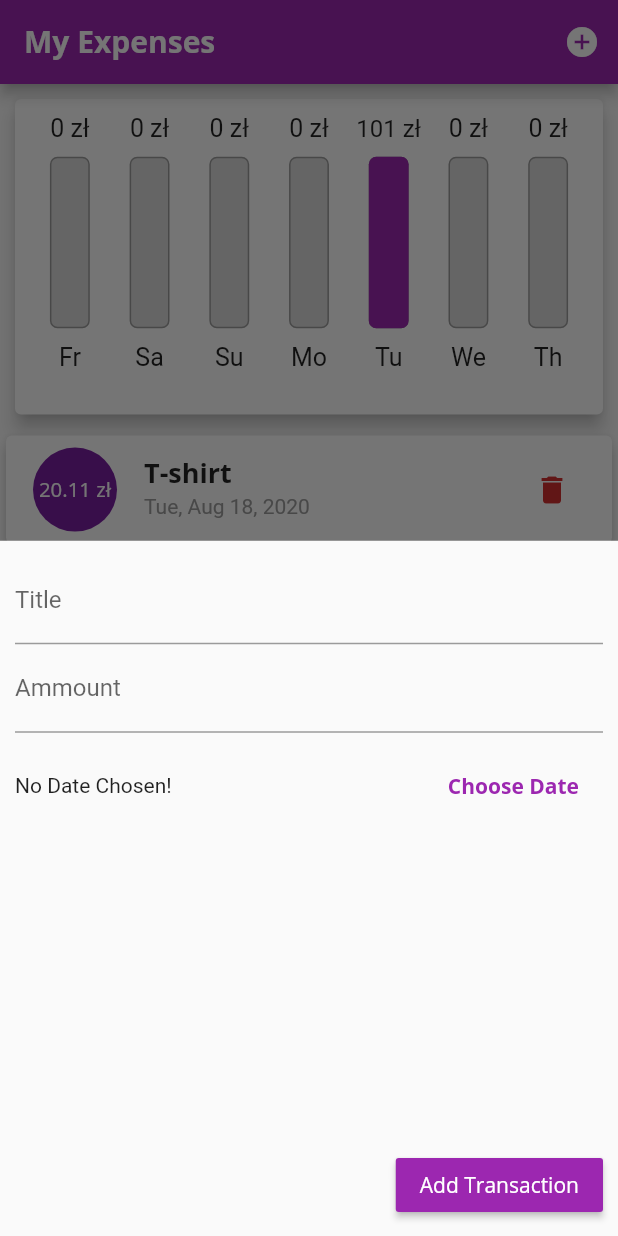
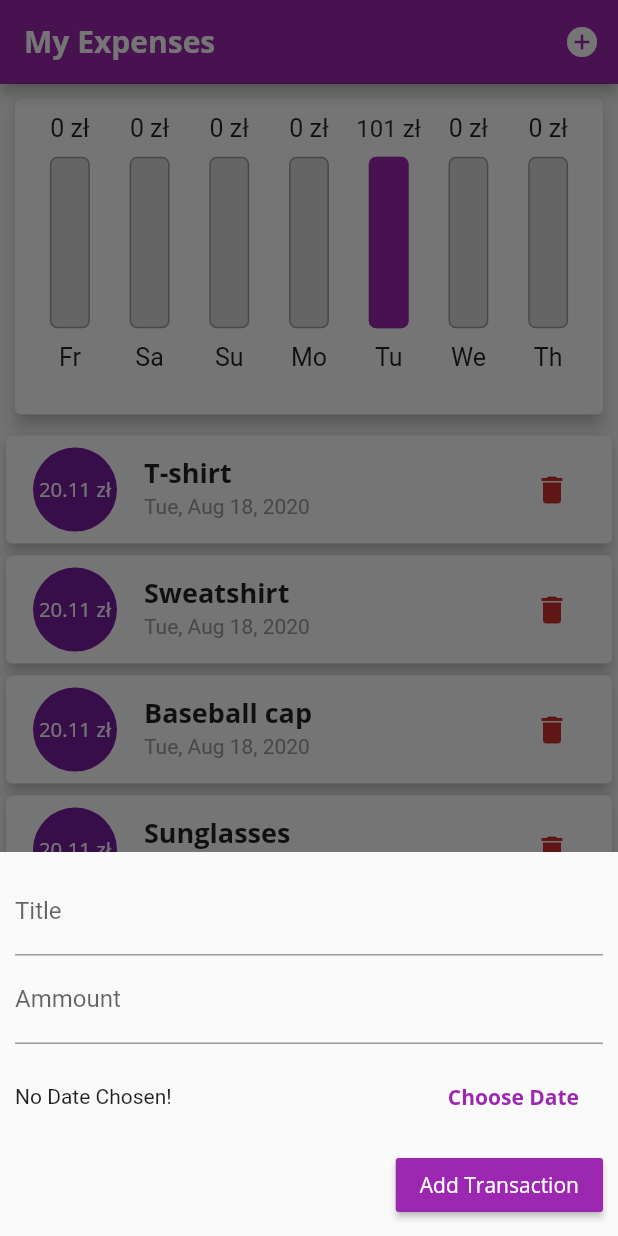
Before and after one commit to Kurczaak/My-Expenses, a Flutter app: the screen it shows after launch, after a tap on the "delete" icon, after a tap on the "add circle" icon, on a phone screen of 412 x 824 dp. Run offline on Flutter 3.47's test engine with Material 2 defaults, Android fonts, the phone set to English and light mode, and no system bars.

Commit message:
More responsive features added.

```diff
--- a/lib/widgets/new_transaction.dart
+++ b/lib/widgets/new_transaction.dart
@@ -11,14 +11,13 @@ class NewTransaction extends StatefulWidget {
 }
 
 class _NewTransactionState extends State<NewTransaction> {
-  final titleController = TextEditingController();
-
-  final ammountController = TextEditingController();
+  final _titleController = TextEditingController();
+  final _ammountController = TextEditingController();
   DateTime _chosenDate;
 
   void _submitData() {
-    final enteredTitle = titleController.text;
-    final enteredAmmount = double.parse(ammountController.text);
+    final enteredTitle = _titleController.text;
+    final enteredAmmount = double.parse(_ammountController.text);
     if (enteredTitle.isEmpty || enteredAmmount <= 0 || _chosenDate == null)
       return;
 
@@ -45,15 +44,22 @@ class _NewTransactionState extends State<NewTransaction> {
 
   @override
   Widget build(BuildContext context) {
-    return Container(
-      padding: EdgeInsets.all(10),
+    return SingleChildScrollView(
+      child: Container(
+        padding: EdgeInsets.only(
+          left: 10,
+          right: 10,
+          top: 10,
+          bottom: MediaQuery.of(context).viewInsets.bottom + 10,
+        ),
         child: Column(
+          crossAxisAlignment: CrossAxisAlignment.end,
           children: [
             TextField(
               decoration: InputDecoration(
                 labelText: 'Title',
               ),
-            controller: titleController,
+              controller: _titleController,
               onSubmitted: (_) => _submitData(),
             ),
             TextField(
@@ -61,7 +67,7 @@ class _NewTransactionState extends State<NewTransaction> {
               decoration: InputDecoration(
                 labelText: 'Ammount',
               ),
-            controller: ammountController,
+              controller: _ammountController,
               onSubmitted: (_) => _submitData(),
             ),
             Container(
@@ -71,29 +77,26 @@ class _NewTransactionState extends State<NewTransaction> {
                   Expanded(
                     child: Text(_chosenDate == null
                         ? 'No Date Chosen!'
-                      : 'Chosen date: ' + DateFormat.yMd().format(_chosenDate)),
+                        : 'Chosen date: ' +
+                            DateFormat.yMd().format(_chosenDate)),
                   ),
                   FlatButton(
                     textColor: Theme.of(context).primaryColor,
                     child: Text('Choose Date',
                         style: TextStyle(fontWeight: FontWeight.bold)),
                     onPressed: _presentDatePicker,
-                )
+                  ),
                 ],
               ),
             ),
-          Flexible(
-            child: Container(
-              alignment: Alignment.bottomRight,
-              child: RaisedButton(
-                child: Text("Add Transaction"),
+            RaisedButton(
+              child: Text('Add Transaction'),
+              color: Theme.of(context).primaryColor,
               textColor: Theme.of(context).textTheme.button.color,
-                color: Theme.of(context).primaryColor,
               onPressed: _submitData,
             ),
+          ],
         ),
-          ),
-        ],
       ),
     );
   }
--- a/lib/widgets/transaction_list.dart
+++ b/lib/widgets/transaction_list.dart
@@ -12,7 +12,6 @@ class TransactionList extends StatelessWidget {
   Widget build(BuildContext context) {
     return userTransactions.isEmpty
         ? Container(
-            height: 300,
             width: double.infinity,
             child: Column(
               children: [
@@ -24,7 +23,6 @@ class TransactionList extends StatelessWidget {
                 Flexible(
                   fit: FlexFit.tight,
                   child: Container(
-                    height: 500,
                     child: Image.asset(
                       'assets/images/waiting.png',
                       fit: BoxFit.cover,
--- a/lib/widgets/transaction_tile.dart
+++ b/lib/widgets/transaction_tile.dart
@@ -90,6 +90,7 @@ class TransactionListTile extends StatelessWidget {
   TransactionListTile(this.transaction, this.deleteTransaction);
   @override
   Widget build(BuildContext context) {
+    final _screenWidth = MediaQuery.of(context).size.width;
     return Card(
       elevation: 4,
       child: ListTile(
@@ -111,11 +112,18 @@ class TransactionListTile extends StatelessWidget {
             color: Colors.grey,
           ),
         ),
-        trailing: IconButton(
-          icon: Icon(Icons.delete),
-          color: Theme.of(context).errorColor,
-          onPressed: () => deleteTransaction(transaction),
-        ),
+        trailing: _screenWidth > 460
+            ? FlatButton.icon(
+                onPressed: () => deleteTransaction(transaction),
+                textColor: Theme.of(context).errorColor,
+                icon: Icon(Icons.delete),
+                label: Text('Delete'),
+              )
+            : IconButton(
+                icon: Icon(Icons.delete),
+                color: Theme.of(context).errorColor,
+                onPressed: () => deleteTransaction(transaction),
+              ),
       ),
     );
   }
```
Lines whose indentation alone changed are shown as unchanged.
